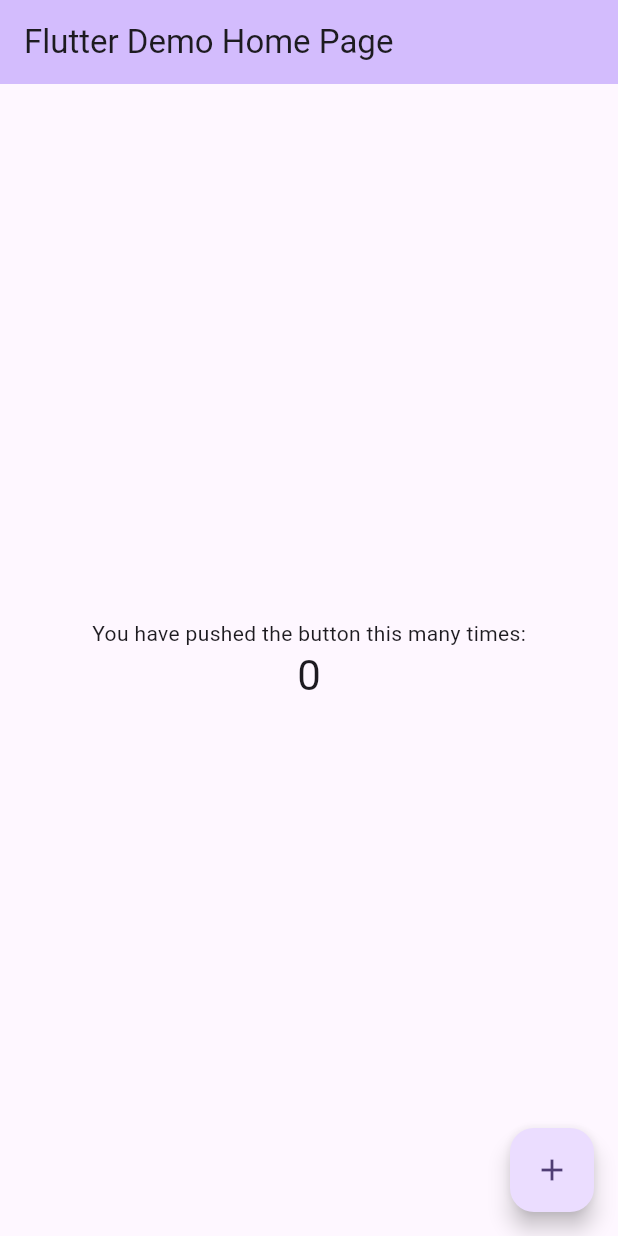
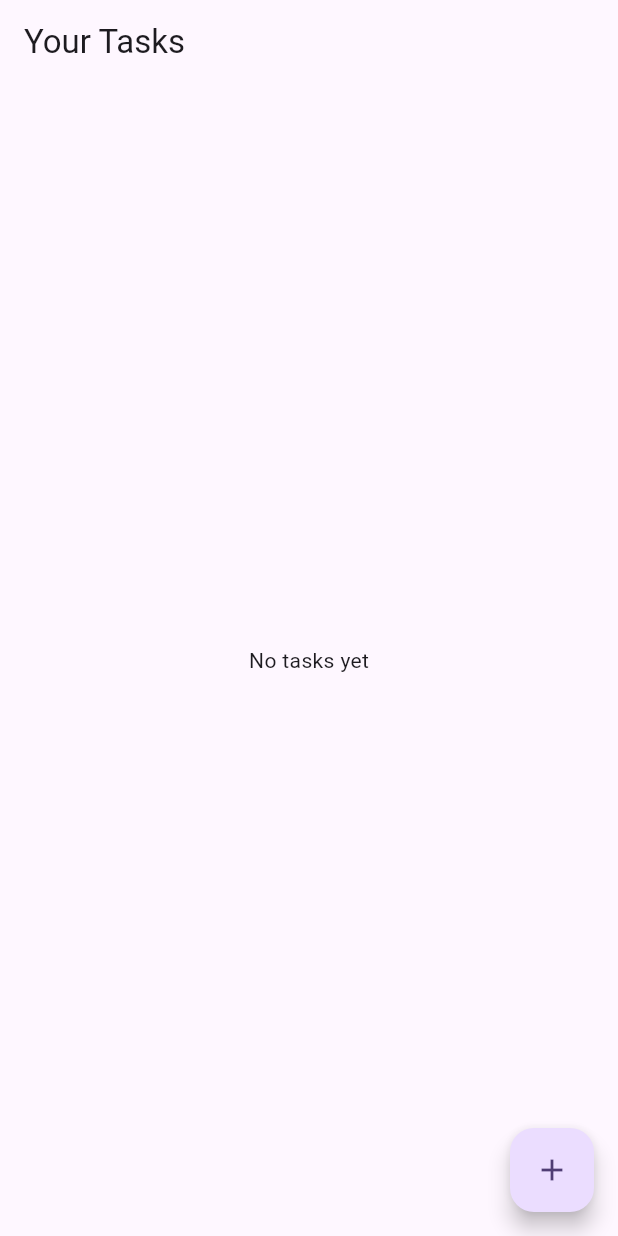
Before and after one commit to yash2616/mCards-Task-Manager, a Flutter app: the screen it shows after launch, on a phone screen of 412 x 824 dp. Run offline on Flutter 3.47's test engine with Material 3 defaults, Android fonts, the phone set to English and light mode, and no system bars; our stand-ins replace bloc, equatable, flutter_bloc, get_it, sqflite; accounts and stored records are empty.

Commit message:
feat: add TaskListPage with PriorityIndicator & BLoC wiring

```diff
--- a/lib/core/di/di.dart
+++ b/lib/core/di/di.dart
@@ -6,7 +6,8 @@ import 'package:task/features/tasks/data/datasources/task_local_datasource.dart'
 import 'package:task/features/tasks/data/repositories/task_repository_impl.dart';
 import 'package:task/features/tasks/domain/repositories/task_repository.dart';
 import 'package:task/features/tasks/domain/services/priority_service.dart';
-import 'package:task/features/tasks/presentation/task_cubit.dart';
+
+import '../../features/tasks/presentation/blocs/task_cubit.dart';
 
 /// Service locator singleton
 final sl = GetIt.instance;
--- /dev/null
+++ b/lib/features/tasks/presentation/pages/task_list_page.dart
@@ -0,0 +1,64 @@
+import 'package:flutter/material.dart';
+import 'package:flutter_bloc/flutter_bloc.dart';
+
+import '../../domain/services/priority_service.dart';
+import '../../domain/entities/task.dart';
+import '../../domain/entities/priority_level.dart';
+import '../blocs/task_cubit.dart';
+import '../blocs/task_state.dart';
+import '../widgets/priority_indicator.dart';
+import '../../../../core/di/di.dart';
+
+class TaskListPage extends StatelessWidget {
+  const TaskListPage({super.key});
+
+  @override
+  Widget build(BuildContext context) {
+    return Scaffold(
+      appBar: AppBar(title: const Text('Your Tasks')),
+      body: BlocBuilder<TaskCubit, TaskState>(
+        builder: (context, state) {
+          switch (state.status) {
+            case TaskStatus.loading:
+              return const Center(child: CircularProgressIndicator());
+            case TaskStatus.failure:
+              return Center(child: Text(state.message ?? 'Something went wrong'));
+            case TaskStatus.success:
+              if (state.tasks.isEmpty) {
+                return const Center(child: Text('No tasks yet'));
+              }
+              final priorityService = sl<PriorityService>();
+              return ListView.separated(
+                itemCount: state.tasks.length,
+                separatorBuilder: (_, __) => const Divider(height: 0),
+                itemBuilder: (context, index) {
+                  final task = state.tasks[index];
+                  final level = priorityService.getPriority(task);
+                  return ListTile(
+                    leading: PriorityIndicator(level: level),
+                    title: Text(task.title),
+                    subtitle: task.dueDate != null
+                        ? Text('Due: ${_formatDate(task.dueDate!)}')
+                        : null,
+                  );
+                },
+              );
+            case TaskStatus.initial:
+            default:
+              return const SizedBox.shrink();
+          }
+        },
+      ),
+      floatingActionButton: FloatingActionButton(
+        onPressed: () {
+          // TODO: Navigate to Task creation page.
+        },
+        child: const Icon(Icons.add),
+      ),
+    );
+  }
+
+  String _formatDate(DateTime date) {
+    return '${date.day}/${date.month}/${date.year}';
+  }
+}
--- /dev/null
+++ b/lib/features/tasks/presentation/task_cubit.dart
@@ -0,0 +1 @@
+// TODO Implement this library.
--- a/lib/main.dart
+++ b/lib/main.dart
@@ -1,5 +1,8 @@
 import 'package:flutter/material.dart';
 import 'core/di/di.dart';
+import 'package:flutter_bloc/flutter_bloc.dart';
+import 'features/tasks/presentation/blocs/task_cubit.dart';
+import 'features/tasks/presentation/pages/task_list_page.dart';
 
 Future<void> main() async {
   WidgetsFlutterBinding.ensureInitialized();
@@ -34,95 +37,10 @@ class MyApp extends StatelessWidget {
         colorScheme: ColorScheme.fromSeed(seedColor: Colors.deepPurple),
         useMaterial3: true,
       ),
-      home: const MyHomePage(title: 'Flutter Demo Home Page'),
+      home: BlocProvider(
+        create: (_) => sl<TaskCubit>()..loadTasks(),
+        child: const TaskListPage(),
+      ),
     );
   }
 }
-
-class MyHomePage extends StatefulWidget {
-  const MyHomePage({super.key, required this.title});
-
-  // This widget is the home page of your application. It is stateful, meaning
-  // that it has a State object (defined below) that contains fields that affect
-  // how it looks.
-
-  // This class is the configuration for the state. It holds the values (in this
-  // case the title) provided by the parent (in this case the App widget) and
-  // used by the build method of the State. Fields in a Widget subclass are
-  // always marked "final".
-
-  final String title;
-
-  @override
-  State<MyHomePage> createState() => _MyHomePageState();
-}
-
-class _MyHomePageState extends State<MyHomePage> {
-  int _counter = 0;
-
-  void _incrementCounter() {
-    setState(() {
-      // This call to setState tells the Flutter framework that something has
-      // changed in this State, which causes it to rerun the build method below
-      // so that the display can reflect the updated values. If we changed
-      // _counter without calling setState(), then the build method would not be
-      // called again, and so nothing would appear to happen.
-      _counter++;
-    });
-  }
-
-  @override
-  Widget build(BuildContext context) {
-    // This method is rerun every time setState is called, for instance as done
-    // by the _incrementCounter method above.
-    //
-    // The Flutter framework has been optimized to make rerunning build methods
-    // fast, so that you can just rebuild anything that needs updating rather
-    // than having to individually change instances of widgets.
-    return Scaffold(
-      appBar: AppBar(
-        // TRY THIS: Try changing the color here to a specific color (to
-        // Colors.amber, perhaps?) and trigger a hot reload to see the AppBar
-        // change color while the other colors stay the same.
-        backgroundColor: Theme.of(context).colorScheme.inversePrimary,
-        // Here we take the value from the MyHomePage object that was created by
-        // the App.build method, and use it to set our appbar title.
-        title: Text(widget.title),
-      ),
-      body: Center(
-        // Center is a layout widget. It takes a single child and positions it
-        // in the middle of the parent.
-        child: Column(
-          // Column is also a layout widget. It takes a list of children and
-          // arranges them vertically. By default, it sizes itself to fit its
-          // children horizontally, and tries to be as tall as its parent.
-          //
-          // Column has various properties to control how it sizes itself and
-          // how it positions its children. Here we use mainAxisAlignment to
-          // center the children vertically; the main axis here is the vertical
-          // axis because Columns are vertical (the cross axis would be
-          // horizontal).
-          //
-          // TRY THIS: Invoke "debug painting" (choose the "Toggle Debug Paint"
-          // action in the IDE, or press "p" in the console), to see the
-          // wireframe for each widget.
-          mainAxisAlignment: MainAxisAlignment.center,
-          children: <Widget>[
-            const Text(
-              'You have pushed the button this many times:',
-            ),
-            Text(
-              '$_counter',
-              style: Theme.of(context).textTheme.headlineMedium,
-            ),
-          ],
-        ),
-      ),
-      floatingActionButton: FloatingActionButton(
-        onPressed: _incrementCounter,
-        tooltip: 'Increment',
-        child: const Icon(Icons.add),
-      ), // This trailing comma makes auto-formatting nicer for build methods.
-    );
-  }
-}
```
Also changed, not shown: lib/features/tasks/presentation/widgets/priority_indicator.dart (added, +51 -0 lines).
